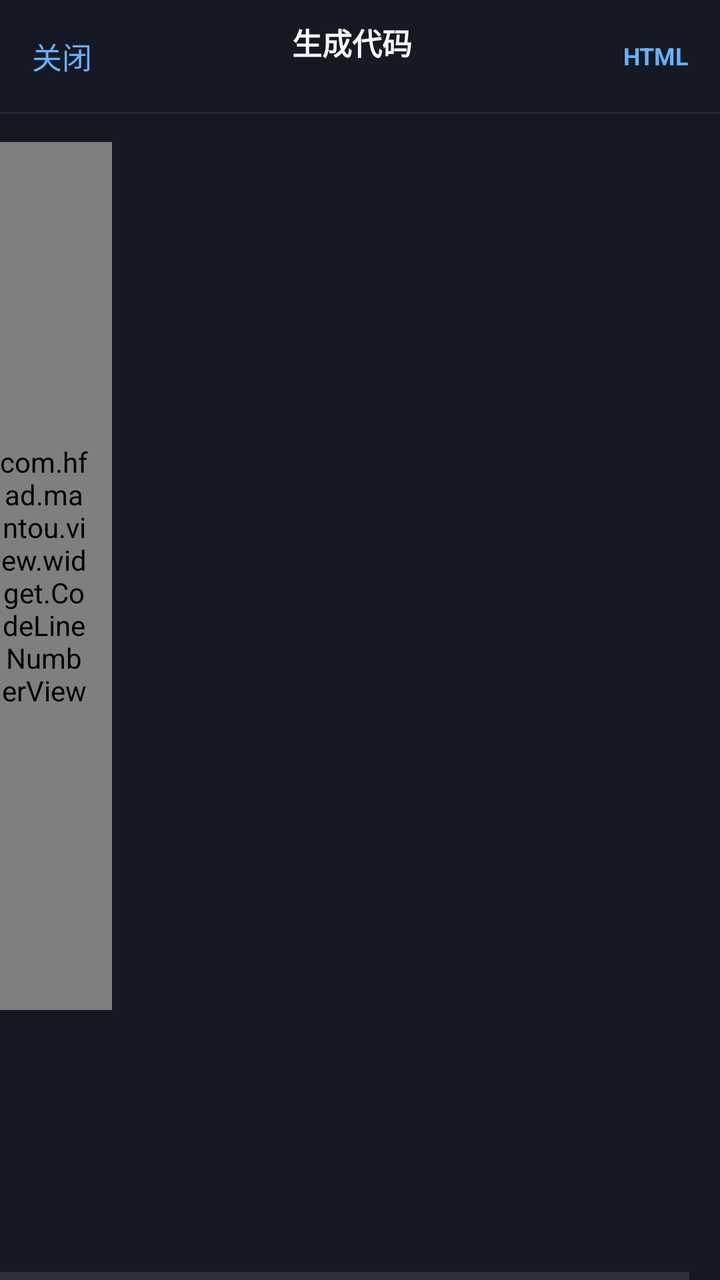
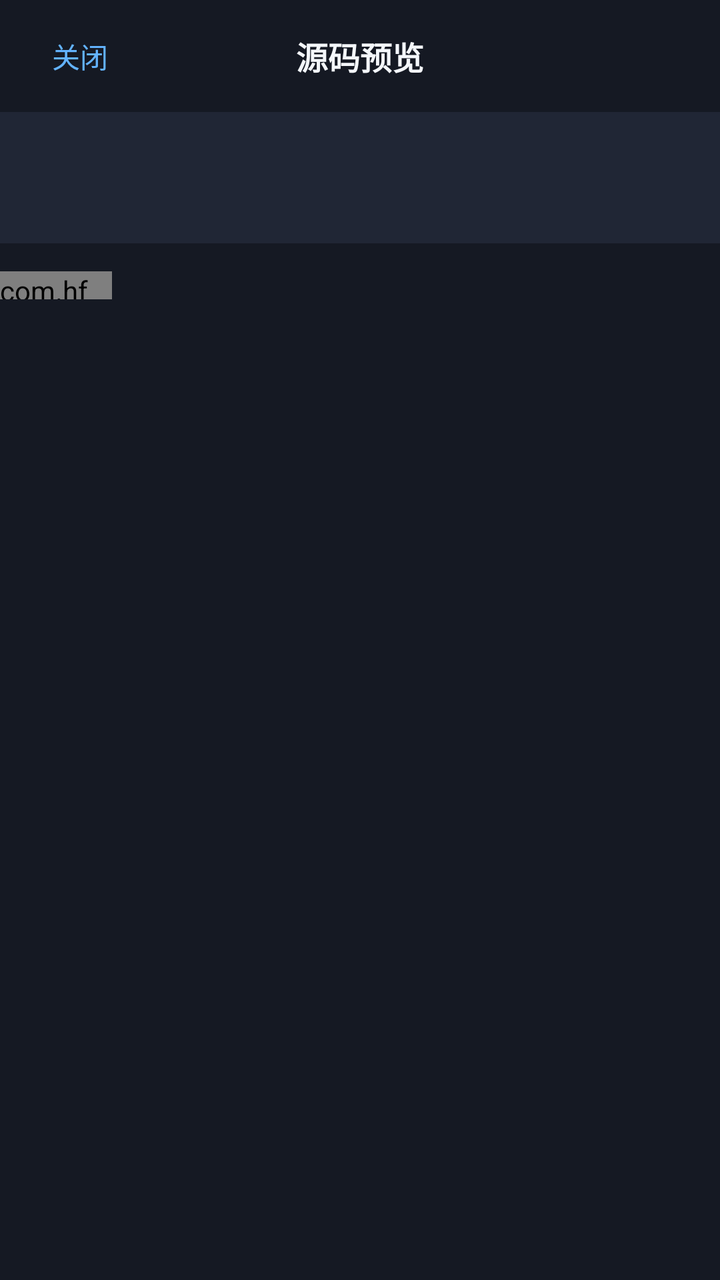

The first picture is an Android layout as it rendered before a commit; the second is the same layout after the commit. The layout source and the unified diff follow.
<!-- AndroidManifest.xml: application theme Theme.ManTou -->
<!-- res/layout/dialog_generate_code_editor.xml -->
<?xml version="1.0" encoding="utf-8"?>
<androidx.constraintlayout.widget.ConstraintLayout
    xmlns:android="http://schemas.android.com/apk/res/android"
    xmlns:app="http://schemas.android.com/apk/res-auto"
    android:layout_width="match_parent"
    android:layout_height="match_parent"
    android:background="@color/mt_generate_surface">

    <LinearLayout
        android:id="@+id/codeEditorToolbar"
        android:layout_width="0dp"
        android:layout_height="56dp"
        android:gravity="center_vertical"
        android:orientation="horizontal"
        android:paddingStart="16dp"
        android:paddingEnd="16dp"
        app:layout_constraintEnd_toEndOf="parent"
        app:layout_constraintStart_toStartOf="parent"
        app:layout_constraintTop_toTopOf="parent">

        <TextView
            android:id="@+id/btnCloseCodeEditor"
            android:layout_width="wrap_content"
            android:layout_height="match_parent"
            android:gravity="center"
            android:paddingEnd="18dp"
            android:text="关闭"
            android:textColor="@color/mt_generate_accent"
            android:textSize="15sp" />

        <LinearLayout
            android:layout_width="0dp"
            android:layout_height="wrap_content"
            android:layout_weight="1"
            android:orientation="vertical">

            <TextView
                android:id="@+id/tvCodeEditorTitle"
                android:layout_width="match_parent"
                android:layout_height="wrap_content"
                android:ellipsize="middle"
                android:gravity="center"
                android:maxLines="1"
                android:text="生成代码"
                android:textColor="@color/mt_generate_text"
                android:textSize="15sp"
                android:textStyle="bold" />

            <TextView
                android:id="@+id/tvCodeEditorStatus"
                android:layout_width="match_parent"
                android:layout_height="wrap_content"
                android:ellipsize="end"
                android:gravity="center"
                android:maxLines="1"
                android:textColor="@color/mt_generate_line"
                android:textSize="10sp" />

        </LinearLayout>

        <TextView
            android:id="@+id/tvCodeEditorLanguage"
            android:layout_width="56dp"
            android:layout_height="wrap_content"
            android:gravity="end"
            android:text="HTML"
            android:textColor="@color/mt_generate_accent"
            android:textSize="12sp"
            android:textStyle="bold" />

    </LinearLayout>

    <View
        android:id="@+id/codeEditorDivider"
        android:layout_width="0dp"
        android:layout_height="1dp"
        android:background="@color/mt_generate_surface_soft"
        app:layout_constraintEnd_toEndOf="parent"
        app:layout_constraintStart_toStartOf="parent"
        app:layout_constraintTop_toBottomOf="@id/codeEditorToolbar" />

    <ScrollView
        android:id="@+id/codeEditorVerticalScroll"
        android:layout_width="0dp"
        android:layout_height="0dp"
        android:fillViewport="true"
        android:overScrollMode="never"
        app:layout_constraintBottom_toBottomOf="parent"
        app:layout_constraintEnd_toEndOf="parent"
        app:layout_constraintStart_toStartOf="parent"
        app:layout_constraintTop_toBottomOf="@id/codeEditorDivider">

        <HorizontalScrollView
            android:id="@+id/codeEditorHorizontalScroll"
            android:layout_width="wrap_content"
            android:layout_height="wrap_content"
            android:fillViewport="true"
            android:overScrollMode="never">

            <LinearLayout
                android:layout_width="wrap_content"
                android:layout_height="wrap_content"
                android:minHeight="480dp"
                android:orientation="horizontal"
                android:paddingTop="14dp"
                android:paddingBottom="32dp">

                <com.hfad.mantou.view.widget.CodeLineNumberView
                    android:id="@+id/tvCodeEditorLines"
                    android:layout_width="56dp"
                    android:layout_height="match_parent"
                    android:fontFamily="monospace"
                    android:gravity="end"
                    android:includeFontPadding="false"
                    android:paddingEnd="12dp"
                    android:textColor="@color/mt_generate_line"
                    android:textIsSelectable="false"
                    android:textSize="12sp" />

                <TextView
                    android:id="@+id/tvCodeEditorContent"
                    android:layout_width="wrap_content"
                    android:layout_height="wrap_content"
                    android:minWidth="320dp"
                    android:fontFamily="monospace"
                    android:includeFontPadding="false"
                    android:lineSpacingExtra="3dp"
                    android:paddingEnd="24dp"
                    android:textColor="@color/mt_generate_code"
                    android:textIsSelectable="true"
                    android:textSize="12sp" />

            </LinearLayout>

        </HorizontalScrollView>

    </ScrollView>

</androidx.constraintlayout.widget.ConstraintLayout>
<!-- resources referenced by this layout -->
<resources>
  <color name="mt_generate_accent">#63B3FF</color>
  <color name="mt_generate_code">#C7F9CC</color>
  <color name="mt_generate_line">#687386</color>
  <color name="mt_generate_surface">#151923</color>
  <color name="mt_generate_surface_soft">#202635</color>
  <color name="mt_generate_text">#F4F7FB</color>
  <style name="Theme.ManTou" parent="Base.Theme.ManTou" />
  <color name="mt_primary">#2F80ED</color>
  <color name="mt_on_primary">#FFFFFF</color>
  <color name="mt_surface_blue">#EAF3FF</color>
  <color name="mt_primary_dark">#1F5FBF</color>
  <color name="mt_surface">#FFFFFF</color>
  <color name="mt_text_primary">#202535</color>
  <color name="mt_surface_soft">#F5F8FE</color>
  <color name="mt_text_secondary">#7A8496</color>
  <color name="mt_background">#FAFBFF</color>
  <color name="mt_outline">#E2E8F3</color>
  <color name="mt_error">#E65353</color>
  <style name="ThemeOverlay.ManTou.GlassAlertDialog" parent="ThemeOverlay.ManTou.GlassAlertDialog.Base" />
  <style name="ThemeOverlay.ManTou.GlassAlertDialog.Base" parent="ThemeOverlay.Material3.MaterialAlertDialog">
          <item name="android:windowBackground">@drawable/bg_dialog_glass</item>
          <item name="android:colorBackgroundFloating">@color/mt_dialog_glass</item>
          <item name="android:backgroundDimEnabled">true</item>
          <item name="android:backgroundDimAmount">0.28</item>
          <item name="backgroundTint">@android:color/transparent</item>
          <item name="backgroundInsetStart">24dp</item>
          <item name="backgroundInsetEnd">24dp</item>
          <item name="backgroundInsetTop">24dp</item>
          <item name="backgroundInsetBottom">24dp</item>
          <item name="colorSurface">@color/mt_dialog_glass</item>
          <item name="shapeAppearanceOverlay">@style/ShapeAppearance.ManTou.Dialog</item>
          <item name="android:windowAnimationStyle">@style/MtDialogAnimation</item>
      </style>
  <!-- drawable bg_dialog_glass (drawable) -->
  <?xml version="1.0" encoding="utf-8"?>
  <shape xmlns:android="http://schemas.android.com/apk/res/android"
      android:shape="rectangle">
      <solid android:color="@color/mt_dialog_glass" />
      <corners android:radius="24dp" />
      <stroke
          android:width="1dp"
          android:color="@color/mt_dialog_glass_stroke" />
  </shape>
  <color name="mt_dialog_glass">#EFFFFFFF</color>
  <style name="ShapeAppearance.ManTou.Dialog" parent="">
          <item name="cornerFamily">rounded</item>
          <item name="cornerSize">24dp</item>
      </style>
  <style name="MtDialogAnimation" parent="">
          <item name="android:windowEnterAnimation">@anim/dialog_fade_in</item>
          <item name="android:windowExitAnimation">@anim/dialog_fade_out</item>
      </style>
  <color name="mt_dialog_glass_stroke">#B8FFFFFF</color>
  <!-- unchanged entries left out for length: 1 -->
</resources>

<!-- the commit's change to res/layout/dialog_generate_code_editor.xml (unified diff, before → after) -->
@@ -9,11 +9,11 @@
     <LinearLayout
         android:id="@+id/codeEditorToolbar"
         android:layout_width="0dp"
-        android:layout_height="56dp"
+        android:layout_height="wrap_content"
+        android:minHeight="56dp"
         android:gravity="center_vertical"
         android:orientation="horizontal"
-        android:paddingStart="16dp"
-        android:paddingEnd="16dp"
+        android:paddingHorizontal="12dp"
         app:layout_constraintEnd_toEndOf="parent"
         app:layout_constraintStart_toStartOf="parent"
         app:layout_constraintTop_toTopOf="parent">
@@ -21,12 +21,61 @@
         <TextView
             android:id="@+id/btnCloseCodeEditor"
             android:layout_width="wrap_content"
-            android:layout_height="match_parent"
+            android:layout_height="48dp"
+            android:background="?attr/selectableItemBackground"
             android:gravity="center"
-            android:paddingEnd="18dp"
-            android:text="关闭"
+            android:minWidth="56dp"
+            android:text="@string/code_preview_close"
             android:textColor="@color/mt_generate_accent"
-            android:textSize="15sp" />
+            android:textSize="14sp" />
+
+        <TextView
+            android:layout_width="0dp"
+            android:layout_height="wrap_content"
+            android:layout_weight="1"
+            android:gravity="center"
+            android:text="@string/code_preview_title"
+            android:textColor="@color/mt_generate_text"
+            android:textSize="16sp"
+            android:textStyle="bold" />
+
+        <TextView
+            android:id="@+id/btnCodeEditorFiles"
+            android:layout_width="wrap_content"
+            android:layout_height="48dp"
+            android:background="?attr/selectableItemBackground"
+            android:gravity="center"
+            android:minWidth="56dp"
+            android:paddingHorizontal="8dp"
+            android:text="@string/code_preview_files"
+            android:textColor="@color/mt_generate_accent"
+            android:textSize="14sp"
+            android:textStyle="bold"
+            android:visibility="invisible" />
+
+    </LinearLayout>
+
+    <View
+        android:id="@+id/codeEditorDivider"
+        android:layout_width="0dp"
+        android:layout_height="1dp"
+        android:background="@color/mt_generate_surface_soft"
+        app:layout_constraintEnd_toEndOf="parent"
+        app:layout_constraintStart_toStartOf="parent"
+        app:layout_constraintTop_toBottomOf="@id/codeEditorToolbar" />
+
+    <LinearLayout
+        android:id="@+id/codeEditorDetails"
+        android:layout_width="0dp"
+        android:layout_height="wrap_content"
+        android:background="@color/mt_generate_surface_soft"
+        android:gravity="center_vertical"
+        android:orientation="horizontal"
+        android:paddingHorizontal="18dp"
+        android:paddingVertical="12dp"
+        app:layout_constraintEnd_toEndOf="parent"
+        app:layout_constraintStart_toStartOf="parent"
+        app:layout_constraintTop_toBottomOf="@id/codeEditorDivider">
 
         <LinearLayout
             android:layout_width="0dp"
@@ -39,45 +88,32 @@
                 android:layout_width="match_parent"
                 android:layout_height="wrap_content"
                 android:ellipsize="middle"
-                android:gravity="center"
+                android:fontFamily="monospace"
                 android:maxLines="1"
-                android:text="生成代码"
                 android:textColor="@color/mt_generate_text"
-                android:textSize="15sp"
-                android:textStyle="bold" />
+                android:textSize="15sp" />
 
             <TextView
                 android:id="@+id/tvCodeEditorStatus"
                 android:layout_width="match_parent"
                 android:layout_height="wrap_content"
-                android:ellipsize="end"
-                android:gravity="center"
-                android:maxLines="1"
+                android:layout_marginTop="4dp"
                 android:textColor="@color/mt_generate_line"
-                android:textSize="10sp" />
+                android:textSize="12sp" />
 
         </LinearLayout>
 
         <TextView
             android:id="@+id/tvCodeEditorLanguage"
-            android:layout_width="56dp"
-            android:layout_height="wrap_content"
+            android:layout_width="wrap_content"
+            android:layout_height="wrap_content"
+            android:layout_marginStart="12dp"
             android:gravity="end"
-            android:text="HTML"
             android:textColor="@color/mt_generate_accent"
             android:textSize="12sp"
             android:textStyle="bold" />
 
     </LinearLayout>
-
-    <View
-        android:id="@+id/codeEditorDivider"
-        android:layout_width="0dp"
-        android:layout_height="1dp"
-        android:background="@color/mt_generate_surface_soft"
-        app:layout_constraintEnd_toEndOf="parent"
-        app:layout_constraintStart_toStartOf="parent"
-        app:layout_constraintTop_toBottomOf="@id/codeEditorToolbar" />
 
     <ScrollView
         android:id="@+id/codeEditorVerticalScroll"
@@ -88,11 +124,11 @@
         app:layout_constraintBottom_toBottomOf="parent"
         app:layout_constraintEnd_toEndOf="parent"
         app:layout_constraintStart_toStartOf="parent"
-        app:layout_constraintTop_toBottomOf="@id/codeEditorDivider">
+        app:layout_constraintTop_toBottomOf="@id/codeEditorDetails">
 
         <HorizontalScrollView
             android:id="@+id/codeEditorHorizontalScroll"
-            android:layout_width="wrap_content"
+            android:layout_width="match_parent"
             android:layout_height="wrap_content"
             android:fillViewport="true"
             android:overScrollMode="never">
@@ -100,7 +136,6 @@
             <LinearLayout
                 android:layout_width="wrap_content"
                 android:layout_height="wrap_content"
-                android:minHeight="480dp"
                 android:orientation="horizontal"
                 android:paddingTop="14dp"
                 android:paddingBottom="32dp">
@@ -121,7 +156,6 @@
                     android:id="@+id/tvCodeEditorContent"
                     android:layout_width="wrap_content"
                     android:layout_height="wrap_content"
-                    android:minWidth="320dp"
                     android:fontFamily="monospace"
                     android:includeFontPadding="false"
                     android:lineSpacingExtra="3dp"
@@ -136,4 +170,73 @@
 
     </ScrollView>
 
+    <TextView
+        android:id="@+id/tvCodeEditorMessage"
+        android:layout_width="0dp"
+        android:layout_height="wrap_content"
+        android:accessibilityLiveRegion="polite"
+        android:gravity="center"
+        android:padding="24dp"
+        android:textColor="@color/mt_generate_line"
+        android:textSize="14sp"
+        android:visibility="gone"
+        app:layout_constraintBottom_toBottomOf="parent"
+        app:layout_constraintEnd_toEndOf="parent"
+        app:layout_constraintStart_toStartOf="parent"
+        app:layout_constraintTop_toBottomOf="@id/codeEditorDetails" />
+
+    <LinearLayout
+        android:id="@+id/codeEditorFilePanel"
+        android:layout_width="0dp"
+        android:layout_height="0dp"
+        android:orientation="vertical"
+        android:visibility="gone"
+        app:layout_constraintBottom_toBottomOf="parent"
+        app:layout_constraintEnd_toEndOf="parent"
+        app:layout_constraintStart_toStartOf="parent"
+        app:layout_constraintTop_toBottomOf="@id/codeEditorDivider">
+
+        <LinearLayout
+            android:layout_width="match_parent"
+            android:layout_height="wrap_content"
+            android:background="@color/mt_generate_surface_soft"
+            android:gravity="center_vertical"
+            android:orientation="horizontal"
+            android:paddingHorizontal="18dp"
+            android:paddingVertical="4dp">
+
+            <TextView
+                android:id="@+id/tvCodeEditorFileCount"
+                android:layout_width="0dp"
+                android:layout_height="wrap_content"
+                android:layout_weight="1"
+                android:textColor="@color/mt_generate_text"
+                android:textSize="15sp"
+                android:textStyle="bold" />
+
+            <TextView
+                android:id="@+id/btnCodeEditorFollow"
+                android:layout_width="wrap_content"
+                android:layout_height="48dp"
+                android:background="?attr/selectableItemBackground"
+                android:gravity="center"
+                android:paddingHorizontal="8dp"
+                android:text="@string/code_preview_follow"
+                android:textColor="@color/mt_generate_accent"
+                android:textSize="14sp" />
+
+        </LinearLayout>
+
+        <androidx.recyclerview.widget.RecyclerView
+            android:id="@+id/rvCodeEditorFiles"
+            android:layout_width="match_parent"
+            android:layout_height="0dp"
+            android:layout_weight="1"
+            android:clipToPadding="false"
+            android:paddingHorizontal="4dp"
+            android:paddingBottom="16dp"
+            android:scrollbars="vertical" />
+
+    </LinearLayout>
+
 </androidx.constraintlayout.widget.ConstraintLayout>
<!-- resource entries referenced after the edit -->
@@ -2,10 +2,14 @@
 <resources>
   <color name="mt_generate_accent">#63B3FF</color>
   <color name="mt_generate_code">#C7F9CC</color>
-  <color name="mt_generate_line">#687386</color>
+  <color name="mt_generate_line">#95A2B7</color>
   <color name="mt_generate_surface">#151923</color>
   <color name="mt_generate_surface_soft">#202635</color>
   <color name="mt_generate_text">#F4F7FB</color>
+  <string name="code_preview_close">关闭</string>
+  <string name="code_preview_files">文件</string>
+  <string name="code_preview_follow">跟随生成</string>
+  <string name="code_preview_title">源码预览</string>
   <style name="Theme.ManTou" parent="Base.Theme.ManTou" />
   <color name="mt_primary">#2F80ED</color>
   <color name="mt_on_primary">#FFFFFF</color>
